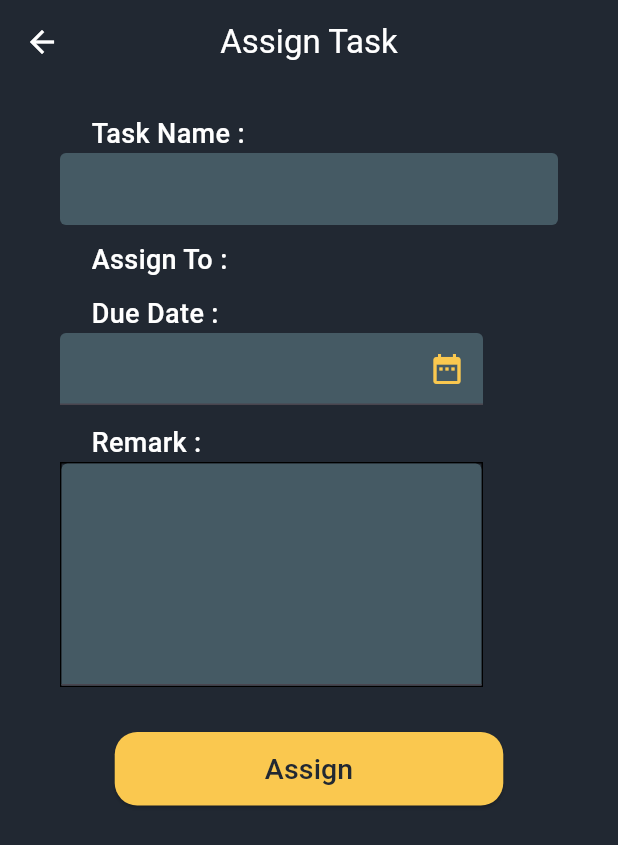
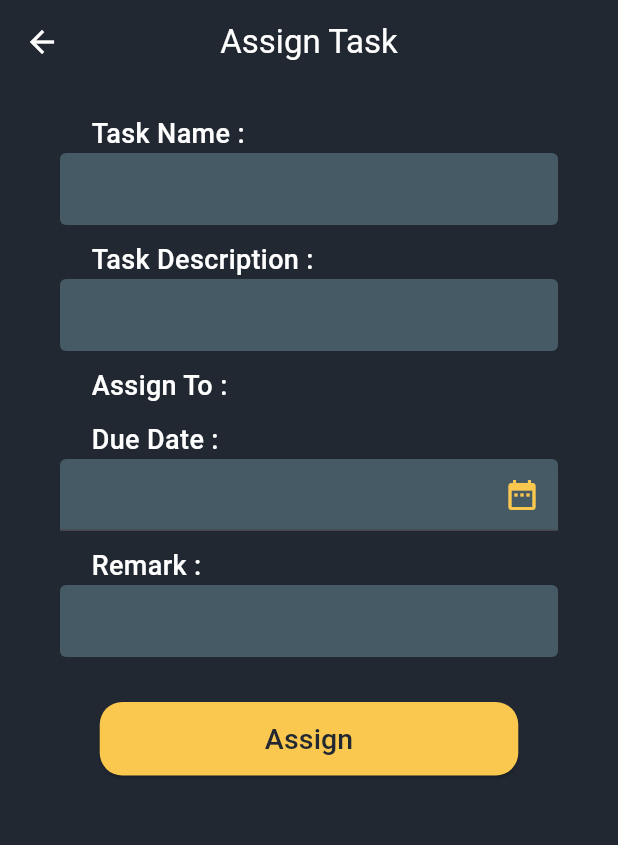
Before and after one commit to nicky-kumari74/Task-Mannger, a Flutter app: the TeamDetails screen opened directly with empty values, after a tap on "Assign Task", on a phone screen of 412 x 824 dp. Shown: the top 845 px of the screen. Run offline on Flutter 3.47's test engine with Material 3 defaults, Android fonts, the light colour scheme and no system bars; our stand-ins replace cloud_firestore, firebase_auth, firebase_core, google_sign_in, lottie, share_plus and 1 more; accounts and stored records are empty.

Commit message:
team screen ui update

```diff
--- a/lib/SendInvitation.dart
+++ b/lib/SendInvitation.dart
@@ -221,7 +221,7 @@ class _sendInvitationState extends State<sendInvitation> {
                           style: ElevatedButton.styleFrom(
                             backgroundColor: btncolor,
                             padding: EdgeInsets.symmetric(
-                                vertical: 12, horizontal: 70),
+                                vertical: 12, horizontal: 110),
                             textStyle: TextStyle(fontSize: 20),
                           ),
                           child: Text("Create",
--- a/lib/ShowTeamDetails.dart
+++ b/lib/ShowTeamDetails.dart
@@ -25,7 +25,7 @@ class _TeamDetailsState extends State<TeamDetails> with SingleTickerProviderStat
   bool isDataLoaded = false;
   var taskNmae=TextEditingController();
   var dueDate=TextEditingController();
-  var Remark=TextEditingController();
+  var taskDesc=TextEditingController();
   void initState() {
     super.initState();
     fetchMemberEmail();
@@ -213,7 +213,7 @@ class _TeamDetailsState extends State<TeamDetails> with SingleTickerProviderStat
           onPressed: () {
             //handleAddOrganization();
             memberNames.add(widget.teamname);
-            Navigator.pushReplacement(context,
+            Navigator.push(context,
                 MaterialPageRoute(
                   builder: (context) => AssignTask(memberNames,widget.orgName),));
           },
@@ -231,7 +231,7 @@ class _TeamDetailsState extends State<TeamDetails> with SingleTickerProviderStat
   void EditTaskDialoguebox(int index) {
     taskNmae.text=allMemberData[index]['Task Name'];
     dueDate.text=allMemberData[index]['Due date'];
-    Remark.text=allMemberData[index]['Remark'];
+    taskDesc.text=allMemberData[index]['Task Desc'];
     showDialog(
       context: context,
       builder: (context) =>
@@ -300,13 +300,13 @@ class _TeamDetailsState extends State<TeamDetails> with SingleTickerProviderStat
                           ),
                         ),
                         SizedBox(height: 10),
-                        Text('Remark :',style: TextStyle(color: txtcolor,fontSize: 17,fontWeight: FontWeight.w500),),
+                        Text('Task Description :',style: TextStyle(color: txtcolor,fontSize: 17,fontWeight: FontWeight.w500),),
                         Container(
                           height: 100,
                           width: 300,
                           margin: EdgeInsets.only(right: 10),
                           child: TextField(
-                            controller: Remark,
+                            controller: taskDesc,
                             style: TextStyle(color: txtcolor),    // increase font size
                             maxLines: null,   // Allow multiple lines
                             expands: true, // Expands to fill the container
@@ -443,7 +443,7 @@ class _TeamDetailsState extends State<TeamDetails> with SingleTickerProviderStat
                     crossAxisAlignment: CrossAxisAlignment.start,
                     children: [
                       Text(
-                        "Remark",
+                        "Task Description",
                         style: TextStyle(
                           color: btncolor,
                           fontSize: 20,
@@ -451,13 +451,13 @@ class _TeamDetailsState extends State<TeamDetails> with SingleTickerProviderStat
                         ),
                       ),
                       SizedBox(height: 10),
-                      allMemberData[index]['Remark'] == null
+                      allMemberData[index]['Task Desc'] == null
                           ? Text(
-                        "No remark",
+                        "No description",
                         style: TextStyle(color: Colors.white),
                       )
                           : Text(
-                        allMemberData[index]['Remark'],
+                        allMemberData[index]['Task Desc'],
                         style: TextStyle(color: Colors.white),
                       ),
                       SizedBox(height: 15),
@@ -489,7 +489,7 @@ class _TeamDetailsState extends State<TeamDetails> with SingleTickerProviderStat
             .collection('Members').doc(memberNames[index]).set({
           'Task Name':taskNmae.text.trim(),
           'Due date':dueDate.text.trim(),
-          'Remark':Remark.text.trim(),
+          'Task Desc':taskDesc.text.trim(),
           'Status':'Pending'
         }
         ).then((value) {
--- a/lib/TeamScreen.dart
+++ b/lib/TeamScreen.dart
@@ -315,7 +315,9 @@ class _TeamTaskState extends State<TeamTask> with SingleTickerProviderStateMixin
         ],
       ),
       floatingActionButton: orgName==null? SizedBox():
-      SizedBox(
+      Padding(
+        padding: const EdgeInsets.only(bottom: 30.0),
+        child: SizedBox(
           width: 155,
           height: 45, // desired height
           child: FloatingActionButton.extended(
@@ -334,6 +336,7 @@ class _TeamTaskState extends State<TeamTask> with SingleTickerProviderStateMixin
             ),
           ),
         ),
+      ),
     );
 
   }
--- a/lib/Team_AssignTask.dart
+++ b/lib/Team_AssignTask.dart
@@ -17,6 +17,7 @@ class AssignTask extends StatefulWidget {
 
 class _AssignTaskState extends State<AssignTask> with SingleTickerProviderStateMixin{
   var taskNmae=TextEditingController();
+  var taskDesc=TextEditingController();
   var dueDate=TextEditingController();
   var Remark=TextEditingController();
   late String teamName;
@@ -50,6 +51,26 @@ class _AssignTaskState extends State<AssignTask> with SingleTickerProviderStateM
               ),
               TextField(
                 controller: taskNmae,
+                style: TextStyle(color: txtcolor),
+                decoration: InputDecoration(
+                  filled: true,
+                  fillColor: inputBoxbgColor,
+                  enabledBorder: OutlineInputBorder(
+                    borderSide: BorderSide(color: Colors.transparent),
+                  ),
+                  focusedBorder: OutlineInputBorder(
+                    borderSide: BorderSide(color: Colors.transparent),
+                  ),
+                  contentPadding: EdgeInsets.symmetric(vertical: 5, horizontal: 10),
+                ),
+              ),
+              SizedBox(height: 10,),
+              Container(width: 300,
+                  margin: EdgeInsets.only(left: 10),
+                  child: Text('Task Description :',style: TextStyle(color: txtcolor,fontSize: 18,fontWeight: FontWeight.w500),)
+              ),
+              TextField(
+                controller: taskDesc,
                 style: TextStyle(color: txtcolor),
                 decoration: InputDecoration(
                   filled: true,
@@ -100,11 +121,7 @@ class _AssignTaskState extends State<AssignTask> with SingleTickerProviderStateM
                   margin: EdgeInsets.only(left: 10),
                   child: Text('Due Date :',style: TextStyle(color: txtcolor,fontSize: 18,fontWeight: FontWeight.w500),)
               ),
-              Container(
-                width: 300,
-                height: 50,
-                margin: EdgeInsets.only(right: 50),
-                child: TextField(
+              TextField(
                   controller: dueDate,
                   readOnly: true,
                   style: TextStyle(fontSize: 18,color: txtcolor),
@@ -121,21 +138,31 @@ class _AssignTaskState extends State<AssignTask> with SingleTickerProviderStateM
                     contentPadding: EdgeInsets.symmetric(vertical: 5, horizontal: 10),
                   ),
                 ),
-              ),
               SizedBox(height: 10,),
 
               Container(width: 300,
                   margin: EdgeInsets.only(left: 10),
                   child: Text('Remark :',style: TextStyle(color: txtcolor,fontSize: 18,fontWeight: FontWeight.w500),)
               ),
-              Container(
+              TextField(
+                controller: Remark,
+                style: TextStyle(color: txtcolor),
+                decoration: InputDecoration(
+                  filled: true,
+                  fillColor: inputBoxbgColor,
+                  enabledBorder: OutlineInputBorder(
+                    borderSide: BorderSide(color: Colors.transparent),
+                  ),
+                  focusedBorder: OutlineInputBorder(
+                    borderSide: BorderSide(color: Colors.transparent),
+                  ),
+                  contentPadding: EdgeInsets.symmetric(vertical: 5, horizontal: 10),
+                ),
+              ),
+              /*Container(
                 height: 150,
                 width: 300,
                 margin: EdgeInsets.only(right: 50),
-
-                decoration: BoxDecoration(
-                    border: Border.all(color: Colors.black)
-                ),
                 child: TextField(
                   controller: Remark,
                   style: TextStyle(fontSize: 20, color: txtcolor),    // increase font size
@@ -149,7 +176,7 @@ class _AssignTaskState extends State<AssignTask> with SingleTickerProviderStateM
                     )
                   ),
                 ),
-              ),
+              ),*/
               SizedBox(height: 30,),
               isLoading?CircularProgressIndicator(color: btncolor,)
               :ElevatedButton(onPressed: (){
@@ -157,7 +184,7 @@ class _AssignTaskState extends State<AssignTask> with SingleTickerProviderStateM
               },
                   style: ElevatedButton.styleFrom(
                       backgroundColor: btncolor,    // change background color for better visibility.
-                      padding: EdgeInsets.only(left: 100,right: 100,top: 11,bottom: 11),
+                      padding: EdgeInsets.only(left: 110,right: 110,top: 11,bottom: 11),
                       shape: RoundedRectangleBorder(borderRadius: BorderRadius.circular(15))
                   ),
                   child: Text('Assign',
@@ -197,6 +224,7 @@ class _AssignTaskState extends State<AssignTask> with SingleTickerProviderStateM
     }
     String taskname=taskNmae.text.trim();
     String duedate=dueDate.text.trim();
+    String taskdesc=taskDesc.text.trim();
     if(taskname.isEmpty)
       {
         ScaffoldMessenger.of(context).showSnackBar(
@@ -223,6 +251,7 @@ class _AssignTaskState extends State<AssignTask> with SingleTickerProviderStateM
             .collection('Members').doc(selectedName[i]).set({
           'Task Name':taskname,
           'Due date':duedate,
+          'Task Desc':taskdesc,
           'Remark':Remark.text.trim(),
           'Status':'Pending'
 
```
Also changed, not shown: lib/PersonalScreen.dart (+5 -2 lines). Lines whose indentation alone changed are shown as unchanged.
